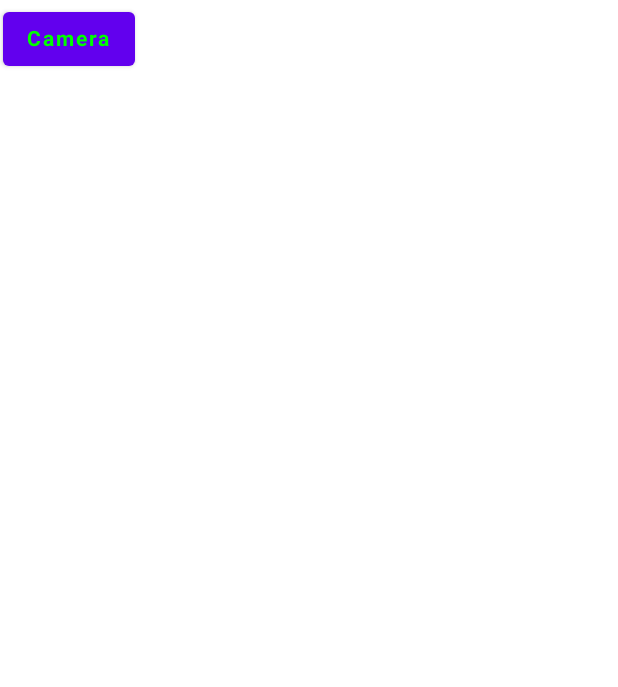
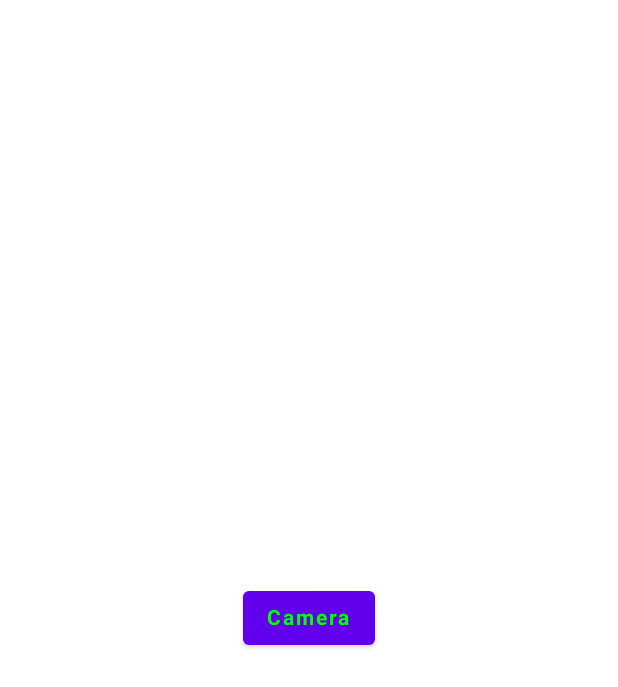
Before and after one commit to RamziJabali/qr-code-scanning-sample-android, an Android app built with Jetpack Compose: the composable HomeView shown on its own in the app's theme, on a phone screen of 412 x 824 dp. Shown: the top 687 px of the screen. Run offline under Robolectric (Android 15) with nearby library versions, the phone set to English and light mode, and no system bars.

Commit message:
HomeView created

```diff
--- a/app/src/main/java/qrcode/scanning/android/HomeView.kt
+++ b/app/src/main/java/qrcode/scanning/android/HomeView.kt
@@ -1,17 +1,22 @@
 package qrcode.scanning.android
 
-import androidx.compose.foundation.layout.padding
+import androidx.compose.foundation.layout.*
 import androidx.compose.material.Button
 import androidx.compose.material.Text
 import androidx.compose.runtime.Composable
+import androidx.compose.ui.Alignment
 import androidx.compose.ui.Modifier
 import androidx.compose.ui.graphics.Color
 import androidx.compose.ui.text.font.FontWeight
-import androidx.compose.ui.unit.TextUnit
 import androidx.compose.ui.unit.dp
 
 @Composable
 fun HomeView() {
+    Column(
+        verticalArrangement = Arrangement.Center,
+        horizontalAlignment = Alignment.CenterHorizontally,
+        modifier = Modifier.fillMaxSize()
+    ) {
         Button(
             onClick = {},
             modifier = Modifier.padding(2.dp)
@@ -23,3 +28,4 @@
             )
         }
     }
+}
```
Lines whose indentation alone changed are shown as unchanged.
